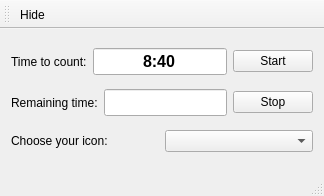
First picture: the form in SysTrayTimer/mainwindow.ui, repository Edewin/WorkTimer, before the edit.
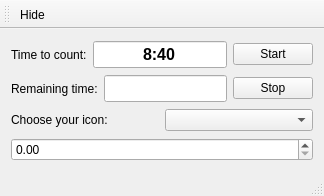
Second picture: the form after the edit. Icons and pictures are not drawn.

The edit to the form file:
```diff
--- a/SysTrayTimer/mainwindow.ui
+++ b/SysTrayTimer/mainwindow.ui
@@ -117,6 +117,9 @@
       </item>
      </layout>
     </item>
+    <item>
+     <widget class="QDoubleSpinBox" name="doubleSpinBox"/>
+    </item>
    </layout>
   </widget>
   <widget class="QMenuBar" name="menuBar">
```
